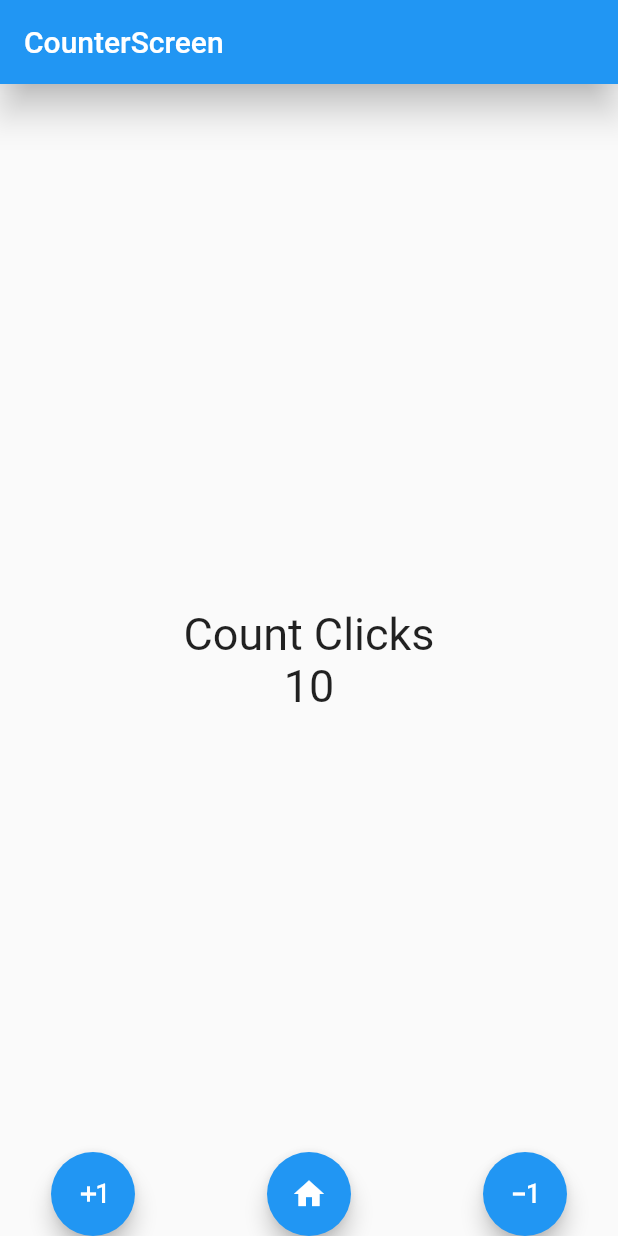
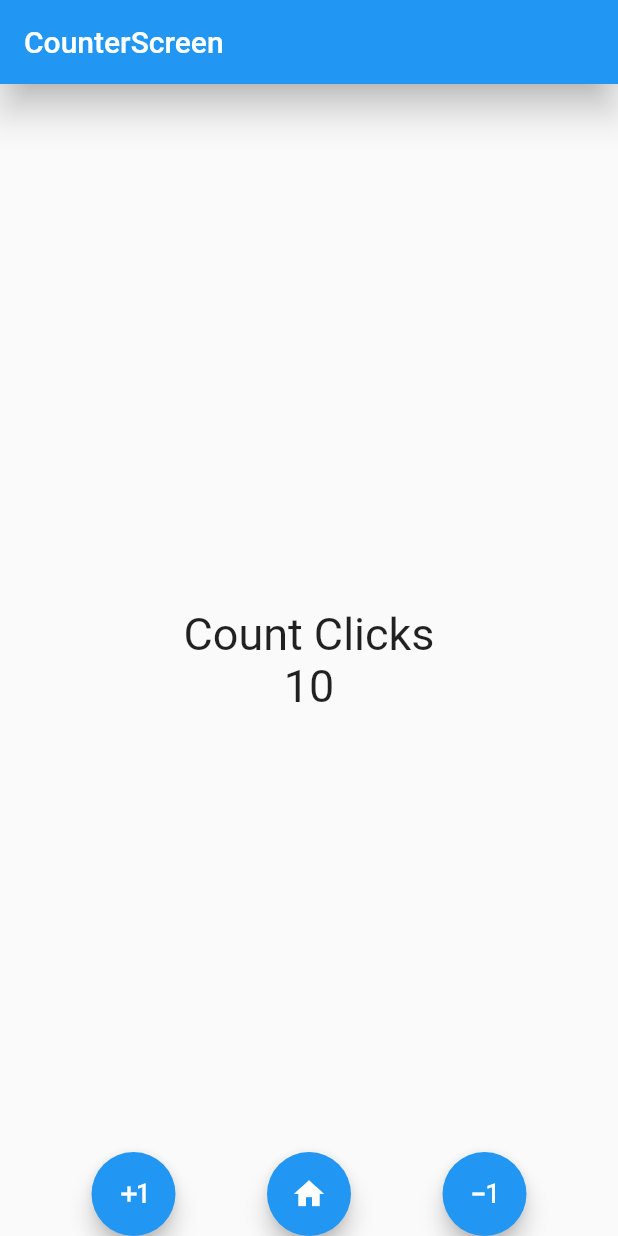
Before and after one commit to BryanParada/counterApp, a Flutter app: the screen it shows after launch, on a phone screen of 412 x 824 dp. Run offline on Flutter 3.47's test engine with Material 2 defaults, Android fonts, the phone set to English and light mode, and no system bars.

Commit message:
F56 - optimize code

```diff
--- a/lib/screens/counter_screen.dart
+++ b/lib/screens/counter_screen.dart
@@ -36,50 +36,42 @@ class _CounterScreenState extends State<CounterScreen> {
             ),
           ),
           floatingActionButtonLocation: FloatingActionButtonLocation.centerDocked,
-          floatingActionButton: Row(
+          floatingActionButton: const CustomFloatingActions(),
+
+    );
+  }
+}
+
+class CustomFloatingActions extends StatelessWidget {
+  const CustomFloatingActions({
+    Key? key,
+  }) : super(key: key);
+
+  @override
+  Widget build(BuildContext context) {
+    return Row(
       mainAxisAlignment: MainAxisAlignment.spaceEvenly,  //spaceAround
-            children: [
+      children: const [
         FloatingActionButton(
-                child: const Icon( Icons.exposure_plus_1_outlined),
-                onPressed: () {
-
-                  counter++;
-                  //notifica que hubo un cambio en el estado y debe redibujarse
-                  setState(() { });
-                 },
+          onPressed: null,
+          child: Icon( Icons.exposure_plus_1_outlined),
 
         ),
 
-              const SizedBox( width: 20,),
-
         FloatingActionButton(
-                child: const Icon( Icons.home ),
-                onPressed: () {
-
-                  counter = 0;
-                  //notifica que hubo un cambio en el estado y debe redibujarse
-                  setState(() { });
-                 },
+          onPressed: null,
+          child: Icon( Icons.home ),
 
         ),
 
-              const SizedBox( width: 20,),
-
         FloatingActionButton(
-                child: const Icon( Icons.exposure_minus_1_outlined),
-                onPressed: () {
-
-                  counter--;
-                  //notifica que hubo un cambio en el estado y debe redibujarse
-                  setState(() { });
-                 },
+          onPressed: null,
+          child: Icon( Icons.exposure_minus_1_outlined),
 
         ),
 
 
       ],
-          ),
-
     );
   }
 }
```
Lines whose indentation alone changed are shown as unchanged.
